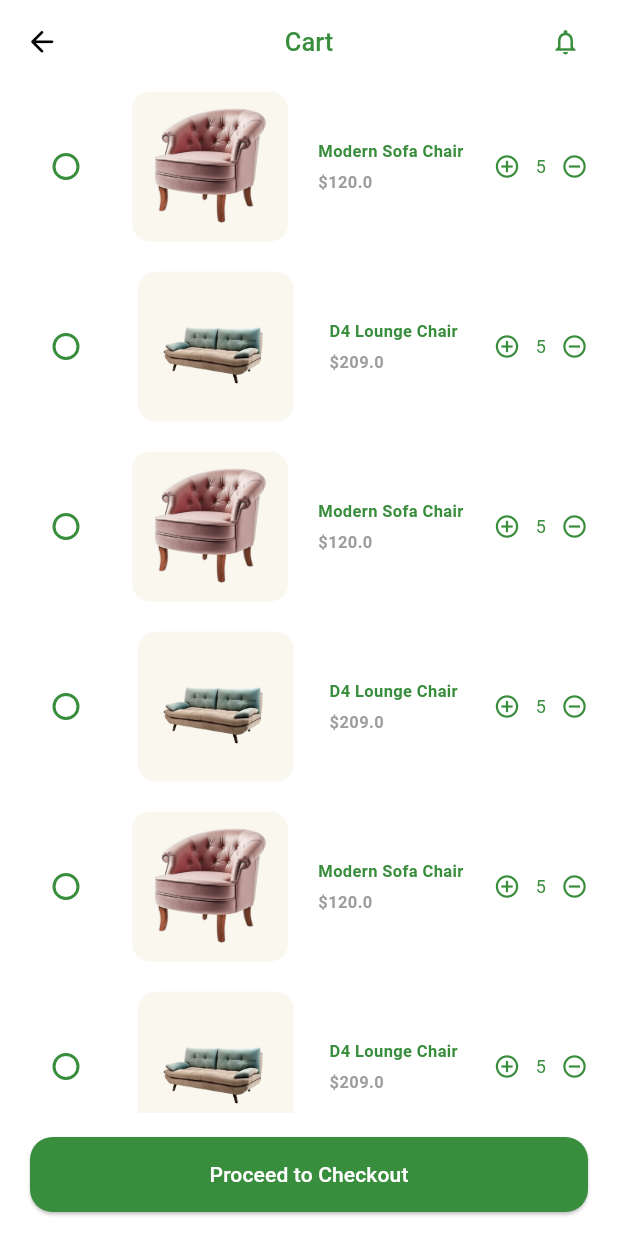
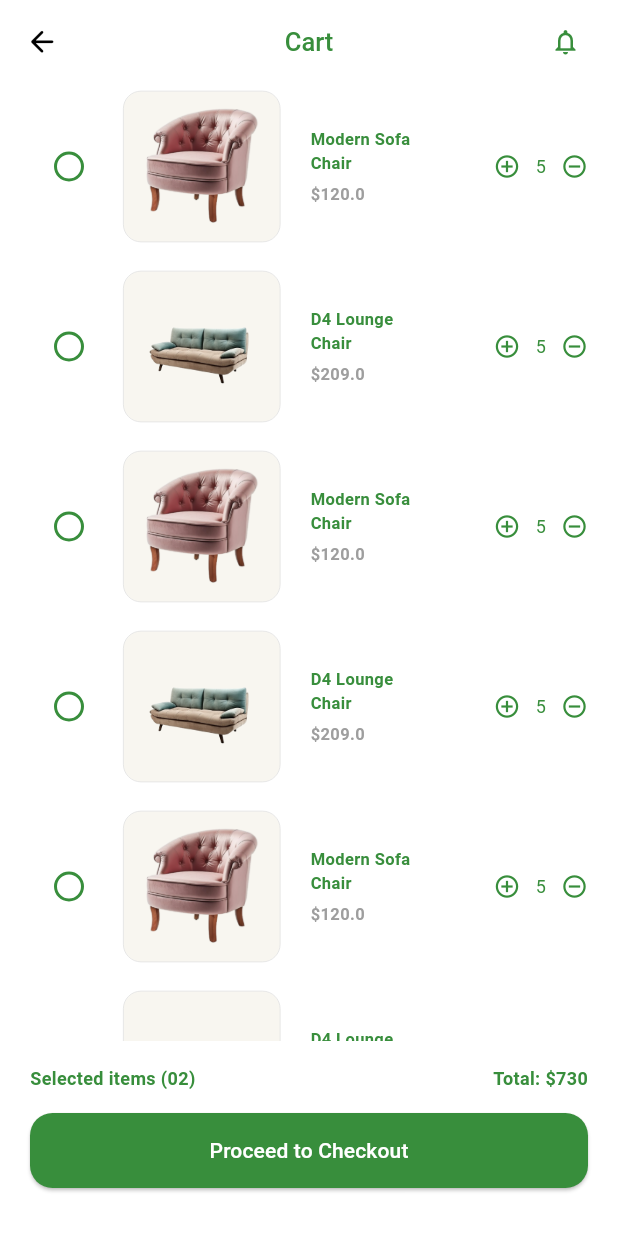
Before and after one commit to AJFX-01/joefloxy, a Flutter app: the CartPage screen opened by its route, on a phone screen of 412 x 824 dp. Run offline on Flutter 3.47's test engine with Material 3 defaults, Android fonts, the phone set to English and light mode, and no system bars; our stand-ins replace material_design_icons_flutter.

Commit message:
feat: completed the cart page

```diff
--- a/lib/screens/carts/cart.dart
+++ b/lib/screens/carts/cart.dart
@@ -24,25 +24,48 @@ class _CartPageState extends State<CartPage> {
             crossAxisAlignment: CrossAxisAlignment.start,
             children: [
               CartItem(imageUrl: "assets/images/product/chair4.png", productname: "Modern Sofa Chair", price: 120),
-              const SizedBox(height: 10,),
+              SizedBox(height: 10,),
               CartItem(imageUrl: "assets/images/product/chair3.png", productname: "D4 Lounge Chair", price: 209),
-              const SizedBox(height: 10,),
+              SizedBox(height: 10,),
               CartItem(imageUrl: "assets/images/product/chair4.png", productname: "Modern Sofa Chair", price: 120),
-              const SizedBox(height: 10,),
+              SizedBox(height: 10,),
               CartItem(imageUrl: "assets/images/product/chair3.png", productname: "D4 Lounge Chair", price: 209),
-              const SizedBox(height: 10,),
+              SizedBox(height: 10,),
               CartItem(imageUrl: "assets/images/product/chair4.png", productname: "Modern Sofa Chair", price: 120),
-              const SizedBox(height: 10,),
+              SizedBox(height: 10,),
               CartItem(imageUrl: "assets/images/product/chair3.png", productname: "D4 Lounge Chair", price: 209)
             ],
           ),
         ),
       ),
       bottomSheet: Container(
+        height: 130,
         color: AppColor.whiteColor,
         child: Padding(
           padding: const EdgeInsets.symmetric(horizontal: 20.0, vertical: 16),
-          child: AppButton(
+          child: Column(
+            children: [
+              Row(
+                mainAxisAlignment: MainAxisAlignment.spaceBetween,
+                children: [
+                  Text("Selected items (02)",
+                    style: TextStyle(
+                      color: AppColor.secondaryColor,
+                      fontWeight: FontWeight.w700,
+                      fontSize: 12
+                    ),
+                  ),
+                  Text("Total: \$730",
+                    style: TextStyle(
+                      color: AppColor.secondaryColor,
+                      fontWeight: FontWeight.w700,
+                      fontSize: 12
+                    ),
+                  ),
+                ],
+              ),
+              const SizedBox(height: 15,),
+              AppButton(
                 text: "Proceed to Checkout",
                 onPressed: () {},
                 buttonHeight: 50,
@@ -51,6 +74,8 @@ class _CartPageState extends State<CartPage> {
                 buttonColor: AppColor.secondaryColor,
                 borderRadius: BorderRadius.circular(15),
               ),
+            ],
+          ),
         ),
       ),
     );
--- a/lib/screens/carts/cart_item.dart
+++ b/lib/screens/carts/cart_item.dart
@@ -6,13 +6,18 @@ class CartItem extends StatefulWidget {
   final String imageUrl;
   final String productname;
   final double price;
-  const CartItem({required this.imageUrl, required this.productname, required this.price, super.key});
+  const CartItem(
+      {required this.imageUrl,
+      required this.productname,
+      required this.price,
+      super.key});
 
   @override
   State<CartItem> createState() => _CartItemState();
 }
 
 class _CartItemState extends State<CartItem> {
+  bool _selectedItem = false;
   @override
   Widget build(BuildContext context) {
     return SizedBox(
@@ -21,18 +26,38 @@ class _CartItemState extends State<CartItem> {
         mainAxisAlignment: MainAxisAlignment.spaceBetween,
         crossAxisAlignment: CrossAxisAlignment.center,
         children: [
-          Checkbox(
-            value: false,
-            onChanged: (value) => {},
-            side: BorderSide(color: AppColor.secondaryColor!, width: 2),
-            shape:
-                CircleBorder(side: BorderSide(color: AppColor.secondaryColor!)),
+          Row(
+            children: [
+              Container(
+                height: 20,
+                  decoration: BoxDecoration(
+                    border: Border.all(color: AppColor.secondaryColor!, width: 2),
+                    shape: BoxShape.circle,
                   ),
+                child: Transform.scale(
+                  scale: 0.8,
+                  child: Checkbox(
+                    checkColor: AppColor.secondaryColor,
+                    activeColor: AppColor.whiteColor,
+                    value: _selectedItem,
+                    onChanged: (bool? value) => {
+                      setState(() {
+                        _selectedItem = value!;
+                      })
+                    },
+                    side: BorderSide.none,
+                    shape: const CircleBorder(
+                        side: BorderSide.none),
+                  ),
+                ),
+              ),
+              const SizedBox(width: 10,),
               Container(
                 padding: const EdgeInsets.symmetric(horizontal: 12, vertical: 10),
                 decoration: BoxDecoration(
-              color: const Color.fromARGB(219, 249, 246, 235),
+                  color: const Color.fromARGB(219, 247, 245, 238),
                   borderRadius: BorderRadius.circular(12),
+                  border: Border.all(color: Colors.grey[300]!, width: 0.5)
                 ),
                 child: ClipRRect(
                   borderRadius: BorderRadius.circular(10),
@@ -44,27 +69,36 @@ class _CartItemState extends State<CartItem> {
                   ),
                 ),
               ),
-          Column(
+              const SizedBox(width: 20,),
+              SizedBox(
+                width: 80,
+                child: Column(
                   mainAxisAlignment: MainAxisAlignment.center,
                   crossAxisAlignment: CrossAxisAlignment.start,
                   children: [
-              Text(widget.productname,
+                    Text(
+                      widget.productname,
                       style: TextStyle(
                           fontSize: 11,
                           color: AppColor.secondaryColor,
-                  fontWeight: FontWeight.w600
+                          fontWeight: FontWeight.w600),
                     ),
+                    const SizedBox(
+                      height: 5,
                     ),
-              const SizedBox(height: 5,),
-                Text("\$${widget.price.toString()}",
+                    Text(
+                      "\$${widget.price.toString()}",
                       style: TextStyle(
                           fontSize: 11,
                           color: AppColor.greyColor,
-                    fontWeight: FontWeight.w600
+                          fontWeight: FontWeight.w600),
+                    ),
+                  ],
                 ),
               ),
             ],
           ),
+          const SizedBox(width: 15,),
           Row(
                 mainAxisAlignment: MainAxisAlignment.spaceBetween,
                 children: [
@@ -88,7 +122,7 @@ class _CartItemState extends State<CartItem> {
                     color: AppColor.secondaryColor,
                   ),
                 ],
-          )
+              ),
         ],
       ),
     );
```
Lines whose indentation alone changed are shown as unchanged.
